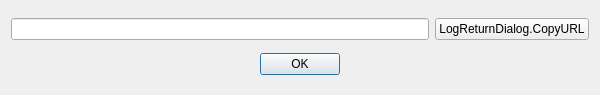
Logitech/ghub-obs-plugin, file other/obs-studio/UI/forms/OBSLogReply.ui: the form before one commit.
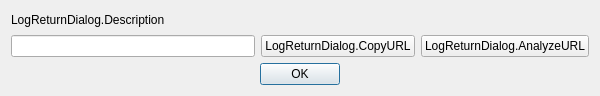
The form after the commit.

Patch:
```diff
--- a/other/obs-studio/UI/forms/OBSLogReply.ui
+++ b/other/obs-studio/UI/forms/OBSLogReply.ui
@@ -7,13 +7,20 @@
     <x>0</x>
     <y>0</y>
     <width>600</width>
-    <height>95</height>
+    <height>96</height>
    </rect>
   </property>
   <property name="windowTitle">
    <string>LogReturnDialog</string>
   </property>
   <layout class="QVBoxLayout" name="verticalLayout">
+   <item>
+    <widget class="QLabel" name="description">
+     <property name="text">
+      <string>LogReturnDialog.Description</string>
+     </property>
+    </widget>
+   </item>
    <item>
     <layout class="QHBoxLayout" name="horizontalLayout">
      <item>
@@ -33,6 +40,13 @@
        </property>
       </widget>
      </item>
+     <item>
+      <widget class="QPushButton" name="analyzeURL">
+       <property name="text">
+        <string>LogReturnDialog.AnalyzeURL</string>
+       </property>
+      </widget>
+     </item>
     </layout>
    </item>
    <item>
```
